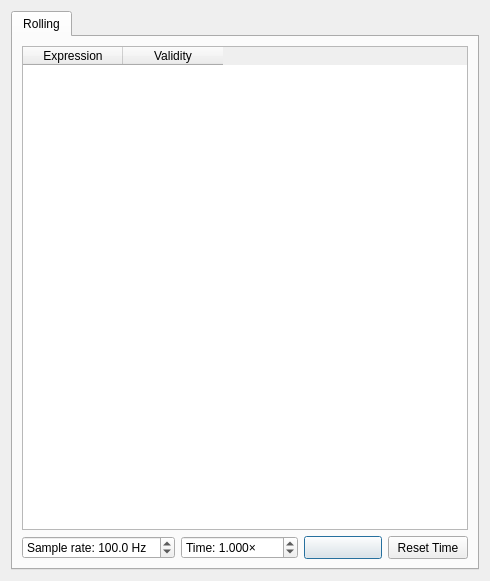
jirimaier/DataPlotter, file manualinputdialog.ui: the form before one commit.
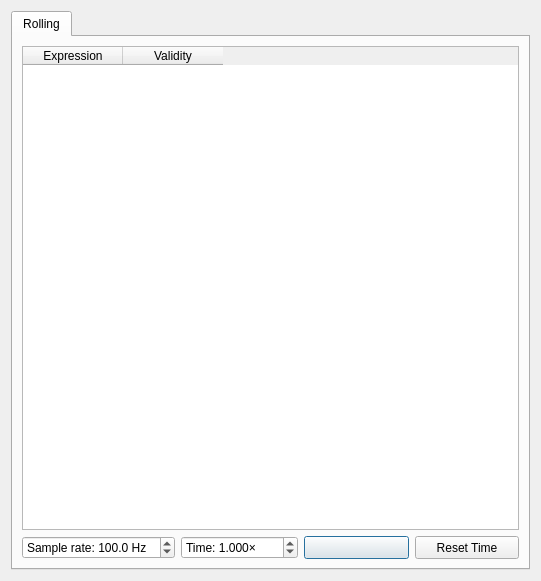
The form after the commit. Icons and pictures are not drawn.

Diff of the .ui file:
```diff
--- a/manualinputdialog.ui
+++ b/manualinputdialog.ui
@@ -6,7 +6,7 @@
    <rect>
     <x>0</x>
     <y>0</y>
-    <width>490</width>
+    <width>541</width>
     <height>581</height>
    </rect>
   </property>
```
Left out of the diff: 3 changed lines with no effect on the pictures.
